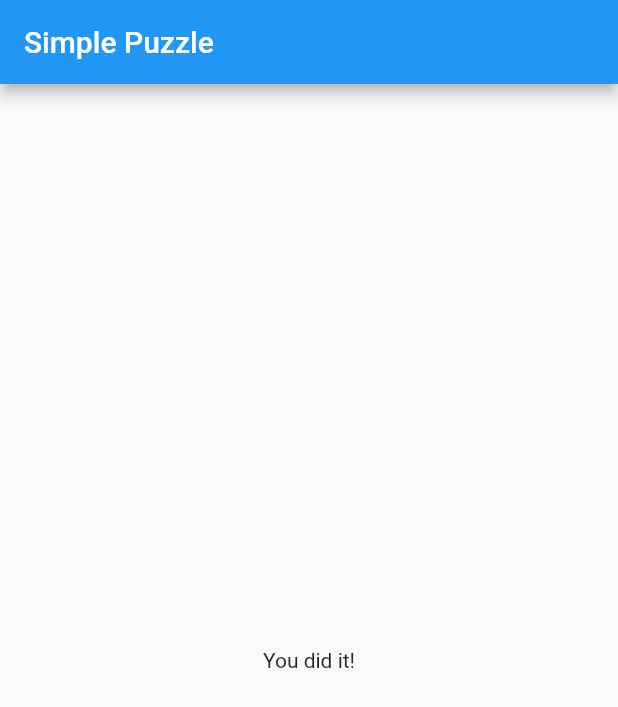
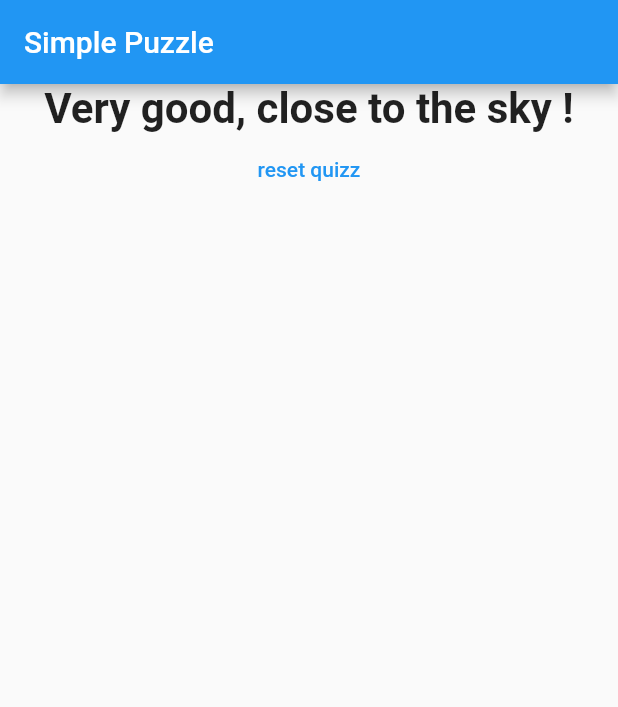
Before and after one commit to wdownload/flutter_training, a Flutter app: the screen it shows after launch, after a tap on "Blue", after a tap on "Cat", after a tap on "Robert De Niro", on a phone screen of 412 x 824 dp. Shown: the top 707 px of the screen. Run offline on Flutter 3.47's test engine with Material 2 defaults, Android fonts, the phone set to English and light mode, and no system bars.

Commit message:
adding scoreboard

```diff
--- a/puzzle/lib/main.dart
+++ b/puzzle/lib/main.dart
@@ -15,24 +15,54 @@ class MyApp extends StatefulWidget {
 
 class MyAppState extends State<MyApp> {
   var _questionIndex = 0;
-  void _answerQuestion() {
+
+  var _score = 0;
+  void _answerQuestion(int score) {
     setState(() {
       _questionIndex = _questionIndex + 1;
+      _score += score;
+    });
+
+    if (_questionIndex < _questions.length) {
+      print("There has more question to be answered!");
+    } else {
+      print("The final score is $_score");
+    }
+  }
+
+  void _resetQuiz() {
+    setState(() {
+      _score = 0;
+      _questionIndex = 0;
     });
   }
 
-  final _questions = [
+  final _questions = const [
     {
       "questionText": "What\'s is your favorite color?",
-      "answers": ["Blue", "Yellow", "Purple", "Red"]
+      "answers": [
+        {"answerText": "Blue", "score": 10},
+        {"answerText": "Yellow", "score": 8},
+        {"answerText": "Purple", "score": 6},
+        {"answerText": "Red", "score": 4}
+      ]
     },
     {
       "questionText": "What\'s  is your favorite animal?",
-      "answers": ["Dog", "Cat", "Parrot"]
+      "answers": [
+        {"answerText": "Dog", "score": 10},
+        {"answerText": "Cat", "score": 5},
+        {"answerText": "Parrot", "score": 1}
+      ]
     },
     {
       "questionText": "What\'s  is your favorite actor?",
-      "answers": ["Chris Pat", "Samuel Jackson", "Robert De Niro", "Al Pacino"]
+      "answers": [
+        {"answerText": "Chris Pat", "score": 10},
+        {"answerText": "Samuel Jackson", "score": 8},
+        {"answerText": "Robert De Niro", "score": 6},
+        {"answerText": "Al Pacino", "score": 4}
+      ]
     },
   ];
   @override
@@ -49,7 +79,7 @@ class MyAppState extends State<MyApp> {
                   answerQuestion: _answerQuestion,
                   questionIndex: _questionIndex,
                 )
-              : Result()),
+              : Result(_score, _resetQuiz)),
     );
   }
 }
--- a/puzzle/lib/quiz.dart
+++ b/puzzle/lib/quiz.dart
@@ -15,8 +15,9 @@ class Quiz extends StatelessWidget {
       child: Column(
         children: [
           Question(questions[questionIndex]["questionText"]),
-          ...((questions[questionIndex]["answers"] as List<String>)
-              .map((answer) => Answer(answerQuestion, answer))).toList()
+          ...((questions[questionIndex]["answers"] as List<Map<String, Object>>)
+              .map((answer) => Answer(() => answerQuestion(answer["score"]),
+                  answer["answerText"]))).toList()
         ],
       ),
     );
--- a/puzzle/lib/result.dart
+++ b/puzzle/lib/result.dart
@@ -1,10 +1,40 @@
 import 'package:flutter/material.dart';
 
 class Result extends StatelessWidget {
+  final int _totalscore;
+  final Function _resetHandler;
+
+  Result(this._totalscore, this._resetHandler);
+
+  String get resultText {
+    var resultTextHelper;
+
+    if (_totalscore <= 12) {
+      resultTextHelper = "Not bad, good for a rookie !";
+    } else if (_totalscore <= 18) {
+      resultTextHelper = "Getting charm, oh yeah!";
+    } else if (_totalscore <= 25) {
+      resultTextHelper = "Very good, close to the sky !";
+    } else {
+      resultTextHelper = "You nailed it!";
+    }
+
+    return resultTextHelper;
+  }
+
   @override
   Widget build(BuildContext context) {
-    return Container(
-      child: Center(child: Text("You did it!")),
+    return Column(
+      children: <Widget>[
+        Center(
+          child: Text(
+            resultText,
+            style: TextStyle(fontSize: 28, fontWeight: FontWeight.bold),
+            textAlign: TextAlign.center,
+          ),
+        ),
+        TextButton(onPressed: _resetHandler, child: Text("reset quizz"))
+      ],
     );
   }
 }
```
